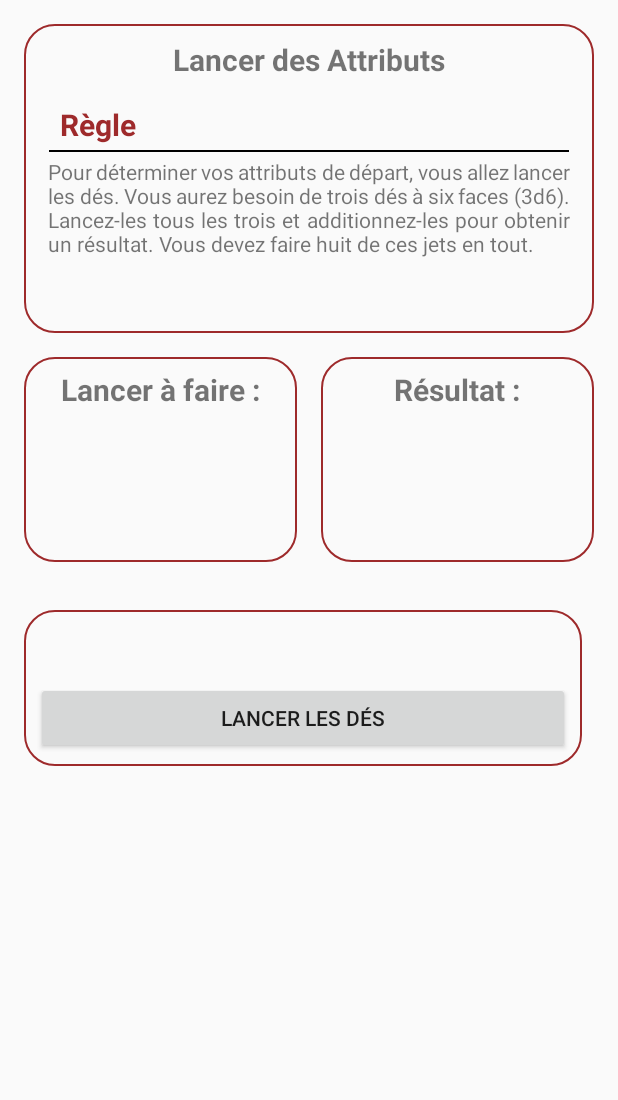
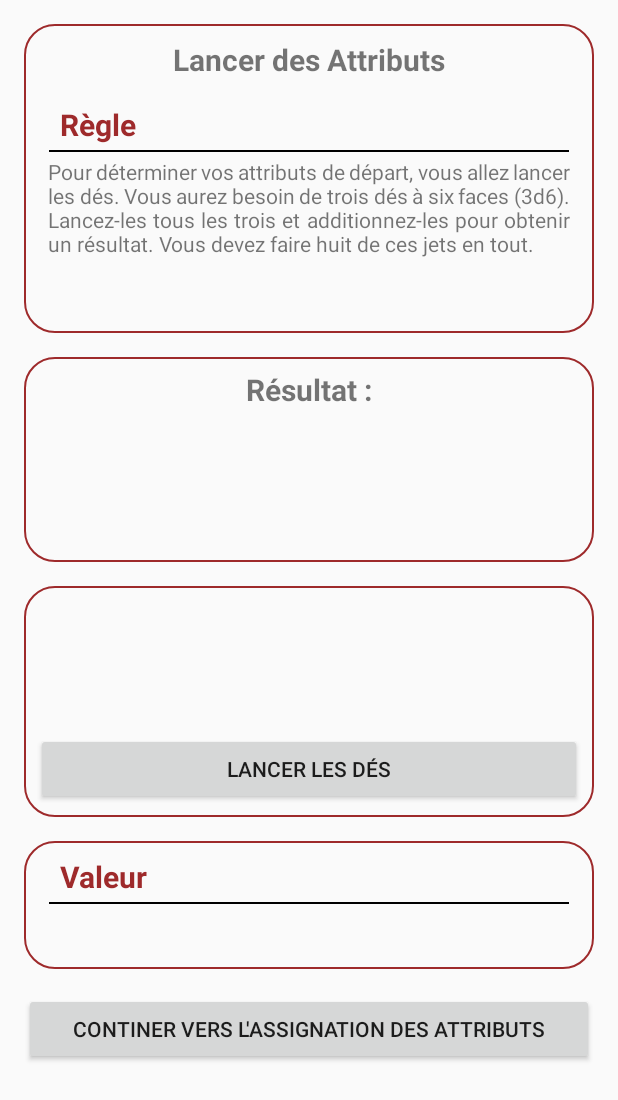
Before and after one commit to Jerem2801/DragonAgeCharacterSheet, an Android app: the layout roll_attributes.xml on its own in the app's theme, with its tools: preview values and no code run, on a phone screen of 412 x 824 dp. Shown: the top 1100 px of the screen. Run offline under Robolectric (Android 15) with nearby library versions, the phone set to English and light mode, and no system bars.

Commit message:
roll attributes

```diff
--- a/app/src/main/AndroidManifest.xml
+++ b/app/src/main/AndroidManifest.xml
@@ -22,7 +22,8 @@
         <activity android:name=".controller.create.ChooseFocusActivity" />
         <activity android:name=".controller.create.ChooseBonusActivity" />
         <activity android:name=".controller.create.ResumeActivity" />
-        <activity android:name=".controller.create.RollAttributesActivity"></activity>
+        <activity android:name=".controller.create.RollAttributesActivity" />
+        <activity android:name=".controller.create.AssignAttributeActivity"></activity>
     </application>
 
 </manifest>
--- a/app/src/main/java/com/galaxia/dragonagecharactersheet/controller/create/ResumeActivity.java
+++ b/app/src/main/java/com/galaxia/dragonagecharactersheet/controller/create/ResumeActivity.java
@@ -55,7 +55,7 @@ public class ResumeActivity extends AppCompatActivity {
         String spokenLanguageNames = LanguageUiManager.getLanguagesName(ResumeActivity.this,spokenLanguageIds);
         List<String> weaponGroupIds = player.getWeaponGroupIds();
         String weaponGroupNames = WeaponGroupUiManager.getWeaponGroupName(weaponGroupIds);
-        Map<String,Integer> attributeIdsAndValue = PlayerManager.getTotalAttribute(player,player.getAttributeIdsRollFromBackgroundTable());
+        Map<String,Integer> attributeIdsAndValue = PlayerManager.getTotalAttribute(player);
         Map<String,String> attributeNameWithValue = getAttribute(attributeIdsAndValue);
 
 
--- a/app/src/main/java/com/galaxia/dragonagecharactersheet/element/attribute/AttributeUiManager.java
+++ b/app/src/main/java/com/galaxia/dragonagecharactersheet/element/attribute/AttributeUiManager.java
@@ -19,8 +19,7 @@ public class AttributeUiManager {
 
     }
 
-    public static void setTableUi(Context context, TableLayout rollTable){
-        Map<Integer,Integer> rollMap = AttributeManager.getRollMap(context);
+    public static void setTableUi(Context context, Map<Integer,Integer> rollMap,TableLayout rollTable){
         List<Integer> keys = Lists.newArrayList();
         keys.addAll(rollMap.keySet());
         Collections.sort(keys);
--- a/app/src/main/java/com/galaxia/dragonagecharactersheet/player/PlayerManager.java
+++ b/app/src/main/java/com/galaxia/dragonagecharactersheet/player/PlayerManager.java
@@ -62,7 +62,8 @@ public class PlayerManager {
     }
 
 
-    public static Map<String,Integer> getTotalAttribute(Player player, List<String> attributeIdsRollFromBackgroundTable) {
+    public static Map<String,Integer> getTotalAttribute(Player player) {
+        List<String> attributeIdsRollFromBackgroundTable = player.getAttributeIdsRollFromBackgroundTable();
         Map<String,Integer> map = Maps.newHashMap();
         map.putAll(player.getAttributeIdsRoll());
         for(String attributeId : attributeIdsRollFromBackgroundTable){
--- a/app/src/main/res/layout/roll_attributes.xml
+++ b/app/src/main/res/layout/roll_attributes.xml
@@ -62,46 +62,12 @@
         <LinearLayout
             android:layout_width="match_parent"
             android:layout_height="wrap_content"
-            android:paddingBottom="16dp"
-            android:orientation="horizontal">
+            android:layout_marginTop="16dp"
+            android:layout_marginBottom="16dp"
+            android:padding="8dp"
+            android:orientation="vertical"
+            android:background="@drawable/custom_border">
 
-            <LinearLayout
-                android:layout_width="0dp"
-                android:layout_height="wrap_content"
-                android:layout_weight="1"
-                android:layout_marginTop="16dp"
-                android:layout_marginRight="8dp"
-                android:padding="8dp"
-                android:orientation="vertical"
-                android:background="@drawable/custom_border">
-
-                <TextView
-                    android:layout_width="wrap_content"
-                    android:layout_height="wrap_content"
-                    android:layout_gravity="center"
-                    android:theme="@style/SpinnerTitle"
-                    android:text="@string/roll_count"/>
-
-
-                <TextView
-                    android:id="@+id/roll_attribute_count_txt"
-                    android:layout_width="wrap_content"
-                    android:layout_height="match_parent"
-                    android:layout_gravity="center"
-                    android:theme="@style/Title"
-                    android:textSize="70sp" />
-
-            </LinearLayout>
-
-            <LinearLayout
-                android:layout_width="0dp"
-                android:layout_height="match_parent"
-                android:layout_weight="1"
-                android:layout_marginTop="16dp"
-                android:layout_marginLeft="8dp"
-                android:padding="8dp"
-                android:orientation="vertical"
-                android:background="@drawable/custom_border">
 
                 <TextView
                     android:layout_width="wrap_content"
@@ -119,16 +85,11 @@
                     android:theme="@style/Title"
                     android:textSize="70sp" />
 
-            </LinearLayout>
-
-
         </LinearLayout>
 
         <LinearLayout
             android:layout_width="match_parent"
             android:layout_height="wrap_content"
-            android:layout_marginTop="16dp"
-            android:layout_marginRight="8dp"
             android:padding="8dp"
             android:orientation="vertical"
             android:background="@drawable/custom_border">
@@ -150,7 +111,6 @@
                     android:layout_marginRight="12dp"
                     android:layout_marginLeft="12dp"
                     android:layout_gravity="center"
-                    android:visibility="gone"
                     />
 
                 <ImageView
@@ -161,7 +121,6 @@
                     android:layout_marginRight="12dp"
                     android:layout_marginLeft="12dp"
                     android:layout_gravity="center"
-                    android:visibility="gone"
                     />
 
                 <ImageView
@@ -172,7 +131,6 @@
                     android:layout_marginRight="12dp"
                     android:layout_marginLeft="12dp"
                     android:layout_gravity="center"
-                    android:visibility="gone"
                     />
 
             </LinearLayout>
@@ -188,6 +146,46 @@
 
         </LinearLayout>
 
+        <LinearLayout
+            android:id="@+id/roll_attribute_number_layout"
+            android:layout_width="match_parent"
+            android:layout_height="wrap_content"
+            android:layout_marginTop="16dp"
+            android:orientation="vertical"
+            android:background="@drawable/custom_border">
+
+            <TextView
+                android:layout_width="wrap_content"
+                android:layout_height="wrap_content"
+                android:layout_marginLeft="8dp"
+                android:theme="@style/Title"
+                android:text="@string/value" />
+
+            <LinearLayout
+                android:layout_width="match_parent"
+                android:layout_height="match_parent"
+                android:background="@drawable/custom_line"></LinearLayout>
+
+            <TextView
+                android:id="@+id/roll_attribute_roll_numbers_txt"
+                android:layout_width="wrap_content"
+                android:layout_height="wrap_content"
+                android:layout_marginTop="8dp"
+                android:layout_gravity="center"
+                android:gravity="center"
+                android:theme="@style/Value" />
+
+        </LinearLayout>
+
+        <Button
+            android:layout_width="match_parent"
+            android:layout_height="wrap_content"
+            android:layout_marginTop="16dp"
+            android:gravity="center"
+            android:onClick="assignAttributeActivity"
+            android:text="@string/next_to_assign"
+            />
+
     </LinearLayout>
 
 </ScrollView>
--- a/app/src/main/res/values/strings.xml
+++ b/app/src/main/res/values/strings.xml
@@ -47,13 +47,15 @@
     <string name="result_bonus">Résultat :</string>
     <string name="roll_dice">Lancer les Dés</string>
     <string name="same_result">Même résultat, veuillez lancer une nouvelle fois.</string>
-    <string name="roll_a_bonus">Veuillez lançer les dés 2 fois !</string>
+    <string name="roll_a_bonus">Veuillez lançer les dés%2s fois !</string>
     <string name="next_to_attribute">Continuer vers les Lancer d\'Attributs</string>
 
     <string name="roll_attributes">Lancer des Attributs</string>
     <string name="roll_attributes_rule">Pour déterminer vos attributs de départ, vous allez lancer les dés. Vous aurez besoin de trois dés à six faces (3d6). Lancez-les tous les trois et additionnez-les pour obtenir un résultat. Vous devez faire huit de ces jets en tout.</string>
     <string name="value">Valeur</string>
     <string name="roll_count">Lancer à faire :</string>
+    <string name="next_to_assign">Continer vers l\'Assignation des Attributs</string>
+
 
     <string name="empty">Aucune</string>
 
```
Also changed, not shown: app/src/main/java/com/galaxia/dragonagecharactersheet/controller/create/AssignAttributeActivity.java (added, +41 -0 lines), app/src/main/java/com/galaxia/dragonagecharactersheet/controller/create/ChooseBonusActivity.java (+10 -1 lines), app/src/main/java/com/galaxia/dragonagecharactersheet/controller/create/RollAttributesActivity.java (+59 -16 lines), app/src/main/res/layout/assign_attribute.xml (added, +70 -0 lines).
